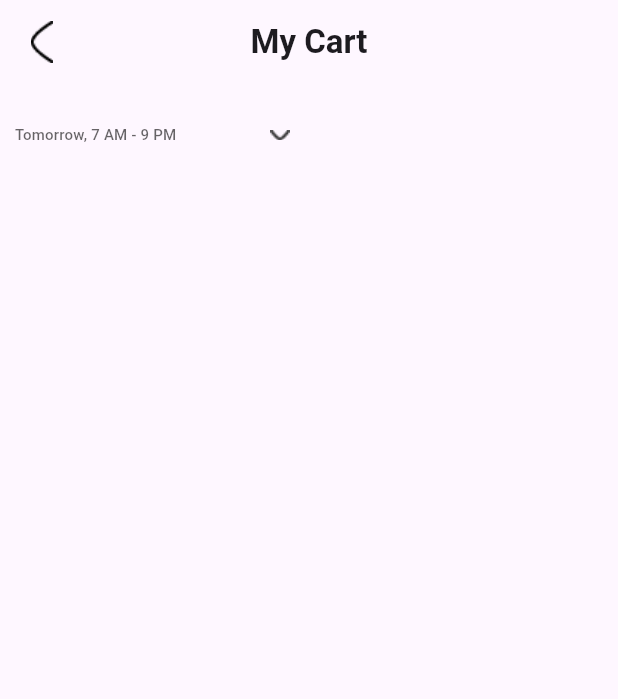
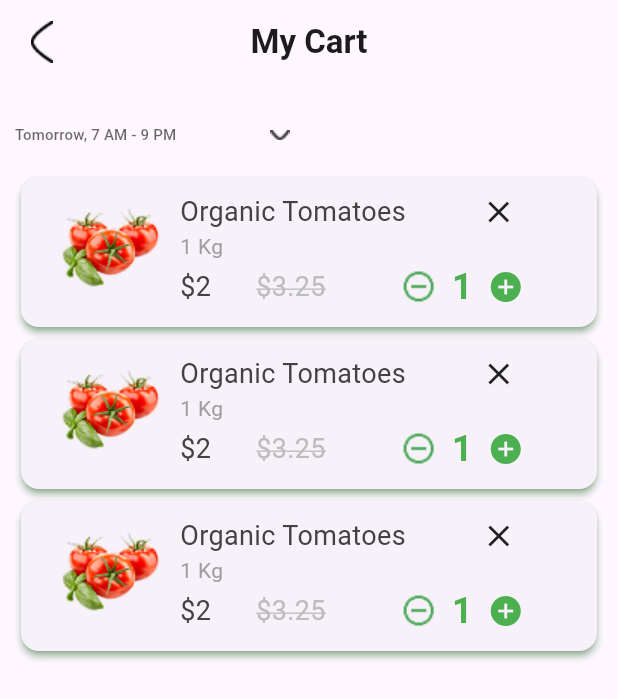
Before and after one commit to nazifanishat09/sG_Grocery, a Flutter app: the screen it shows after launch, on a phone screen of 412 x 824 dp. Shown: the top 699 px of the screen. Run offline on Flutter 3.47's test engine with Material 3 defaults, Android fonts, the phone set to English and light mode, and no system bars; our stand-ins replace carousel_slider.

Commit message:
My cart ,card

```diff
--- /dev/null
+++ b/lib/view/myCart/card.dart
@@ -0,0 +1,90 @@
+import 'package:flutter/material.dart';
+
+import '../widget/custom_text.dart';
+
+class NewCardWidget extends StatelessWidget {
+  const NewCardWidget({
+    super.key,
+  });
+
+  @override
+  Widget build(BuildContext context) {
+    return Card(
+      shadowColor: Colors.green,
+      elevation: 2,
+      //color: Colors.white,
+      child: Padding(
+        padding: const EdgeInsets.all(10),
+        child: Row(
+          crossAxisAlignment: CrossAxisAlignment.start,
+          children: [
+            Padding(
+              padding: const EdgeInsets.all(10),
+              child: Image(image: AssetImage("assets/tomato.png")),
+            ),
+
+            Column(
+              crossAxisAlignment: CrossAxisAlignment.start,
+              children: [
+                Row(
+                  spacing: 50,
+                  children: [
+                    CustomTextWidget(
+                      title: "Organic Tomatoes",
+                      fs: 18,
+                      fw: FontWeight.w400,
+                      fc: Colors.grey[800],
+                    ),
+
+                    Icon(Icons.close),
+                  ],
+                ),
+                CustomTextWidget(
+                  title: "1 Kg",
+                  fs: 14,
+                  fw: FontWeight.w400,
+                  fc: Colors.grey,
+                ),
+
+                Row(
+                  spacing: 10,
+
+                  children: [
+                    CustomTextWidget(
+                      title: "\$2",
+                      fs: 18,
+                      fw: FontWeight.w400,
+                      fc: Colors.grey[800],
+                    ),
+                    SizedBox(width: 10),
+                    CustomTextWidget(
+                      title: "\$3.25",
+                      fs: 18,
+                      fw: FontWeight.w400,
+                      fc: Colors.grey[400],
+                      lineT: TextDecoration.lineThrough,
+                    ),
+                    SizedBox(width: 30),
+                    Image(image: AssetImage("assets/minus.png")),
+                    CustomTextWidget(
+                      title: "1",
+                      fs: 24,
+                      fw: FontWeight.w600,
+                      fc: Colors.green,
+                    ),
+
+                    Icon(
+                      Icons.add_circle,
+                      color: Colors.green,
+                      size: 24,
+                    ),
+                  ],
+                ),
+              ],
+            ),
+          ],
+        ),
+      ),
+    );
+  }
+}
--- a/lib/view/myCart/myCart.dart
+++ b/lib/view/myCart/myCart.dart
@@ -1,6 +1,8 @@
 import 'package:flutter/material.dart';
 import 'package:sg_grocery/view/widget/customAppber.dart';
 import 'package:sg_grocery/view/widget/custom_text.dart';
+
+import 'card.dart';
 
 class MyCartScreen extends StatefulWidget {
   const MyCartScreen({super.key});
@@ -28,11 +30,12 @@ class _MyCartScreenState extends State<MyCartScreen> {
       body: Padding(
         padding: const EdgeInsets.all(10),
         child: Column(
+          crossAxisAlignment: CrossAxisAlignment.start,
           children: [
             DropdownButton<String>(
               icon: Image(image: AssetImage("assets/dropdown.png")),
-              underline: SizedBox() ,
-              hint: CustomTextWidget(title: 'Tomorrow, 7 AM - 9 PM',fs: 10,),
+              underline: SizedBox(),
+              hint: CustomTextWidget(title: 'Tomorrow, 7 AM - 9 PM', fs: 10),
               value: value == "" ? null : value,
 
               items: nameL
@@ -46,6 +49,12 @@ class _MyCartScreenState extends State<MyCartScreen> {
                 setState(() {});
               },
             ),
+            Expanded(
+              child: ListView.builder(itemCount: 3,
+
+                itemBuilder: (i,c)=> NewCardWidget(),),
+            )
+
           ],
         ),
       ),
--- a/lib/view/widget/custom_text.dart
+++ b/lib/view/widget/custom_text.dart
@@ -8,7 +8,7 @@ class CustomTextWidget extends StatelessWidget {
     this.fs,
     required this.title,
     this.maxLine,
-    this.overFlow,
+    this.overFlow, this.lineT,
   });
   final FontWeight? fw;
   final Color? fc;
@@ -16,14 +16,20 @@ class CustomTextWidget extends StatelessWidget {
   final String title;
   final int? maxLine;
   final TextOverflow? overFlow;
+  final TextDecoration? lineT;
 
   @override
   Widget build(BuildContext context) {
     return Text(
       title,
-      maxLines: maxLine ,
+      maxLines: maxLine,
       overflow: TextOverflow.ellipsis,
-      style: TextStyle(fontSize: fs, color: fc, fontWeight: fw),
+      style: TextStyle(
+        fontSize: fs,
+        color: fc,
+        fontWeight: fw,
+        decoration: lineT ?? TextDecoration.none,decorationColor: Colors.grey[400]
+      ),
     );
   }
 }
```
